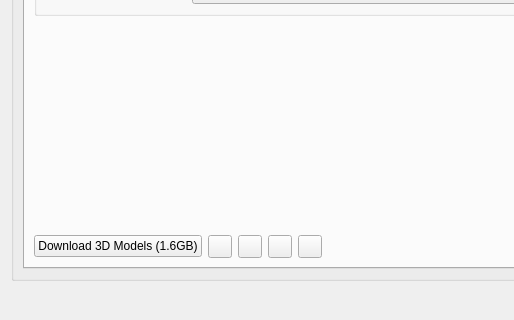
The window that plugins/feature/map/mapsettingsdialog.ui (f4exb/sdrangel) describes before a commit, drawn with Qt 5; both pictures show x 0 to 514 and y 598 to 918 of the 1023 by 918 pixel window.
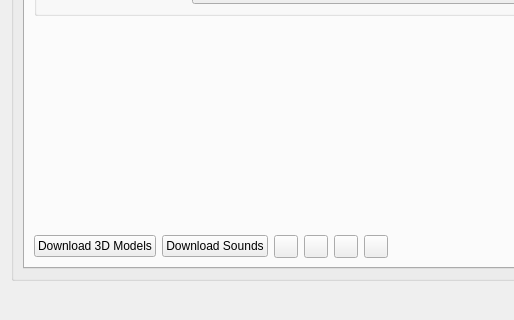
The same window after the commit. Icons and pictures are not drawn.

Commit message: Update docs. Add button to track airacraft based on CPDLC messages. Add 3D Map assest manifest support. Use UTC times in map, as faster.

```diff
--- a/plugins/feature/map/mapsettingsdialog.ui
+++ b/plugins/feature/map/mapsettingsdialog.ui
@@ -682,7 +682,17 @@
                <string>Download 3D models. It is recommended to restart SDRangel after download.</string>
               </property>
               <property name="text">
-               <string>Download 3D Models (1.6GB)</string>
+               <string>Download 3D Models</string>
+              </property>
+             </widget>
+            </item>
+            <item>
+             <widget class="QPushButton" name="downloadSounds">
+              <property name="toolTip">
+               <string>Download the aircraft sounds - engine sound sets, cockpit callouts and gear and flap movements - used by the 3D map.</string>
+              </property>
+              <property name="text">
+               <string>Download Sounds</string>
               </property>
              </widget>
             </item>
```
Left out of the diff: 3 changed lines with no effect on the pictures. The commit also changes 49 other files.
